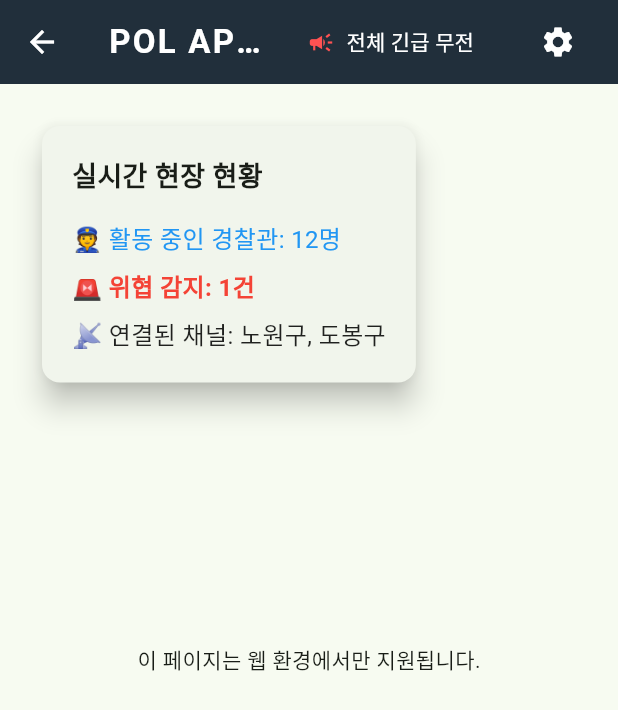
After one commit to Seunghwan-kwon/POLAPP, a Flutter app: the AdminDashboardPage screen opened directly, on a phone screen of 412 x 824 dp. The commit adds this screen. Shown: the top 710 px of the screen. Run offline on Flutter 3.47's test engine with Material 3 defaults, Android fonts, the phone set to English and light mode, and no system bars; our stand-ins replace geolocator, socket_io_client, web; missing offline and left inert: dart:js_interop, dart:ui_web, flutter_naver_map.

Commit message:
관리자 페이지 기본 틀 구현 및 네이버 맵 연동

```diff
--- /dev/null
+++ b/lib/pages/admin_dashboard_page.dart
@@ -0,0 +1,163 @@
+import 'dart:async'; // Timer 기능을 사용하기 위해 추가
+import 'package:flutter/material.dart';
+import 'package:flutter/foundation.dart'; // kIsWeb을 사용하기 위해 추가
+
+import 'package:web/web.dart' as web; // 브라우저의 HTML DOM(div 등)을 조작하기 위해 추가
+import 'dart:js_interop' as js; // Dart 코드에서 JavaScript 변수나 함수를 직접 호출하기 위해 추가
+import 'dart:js_interop_unsafe'; // JS 객체의 속성에 동적으로 접근하기 위해 추가
+import 'dart:ui_web' as ui_web; // 플러터 웹 화면 안에 HTML 요소를 등록하기 위해 추가
+
+class AdminDashboardPage extends StatefulWidget {
+  const AdminDashboardPage({super.key});
+
+  @override
+  State<AdminDashboardPage> createState() => _AdminDashboardPageState();
+}
+
+class _AdminDashboardPageState extends State<AdminDashboardPage> {
+  // HtmlElementView와 실제 생성할 HTML div 요소를 연결해주는 고유 식별자(ID)
+  final String _viewId = 'naver-map-web-view';
+
+  @override
+  void initState() {
+    super.initState();
+
+    // 현재 환경이 웹일 경우에만 HTML 요소를 생성하고 등록
+    if (kIsWeb) {
+      ui_web.platformViewRegistry.registerViewFactory(_viewId, (int viewId) {
+
+        // 브라우저 화면에 지도를 담을 빈 HTML <div> 태그를 생성
+        final web.HTMLDivElement div = web.HTMLDivElement()
+          ..id = 'map' // 나중에 JS에서 이 요소를 찾기 위해 id를 'map'으로 지정
+          ..style.width = '100%' // 화면 너비 100%
+          ..style.height = '100%'; // 화면 높이 100%
+
+        // 플러터가 위에서 만든 div를 화면(DOM)에 완전히 그릴 때까지 기다린 후 지도를 띄움
+        _waitForMapDivAndInitialize(div);
+
+        // 생성된 div 요소를 플러터 프레임워크에 반환하여 렌더링합니다.
+        return div;
+      });
+    }
+  }
+
+  /// HTML 요소 렌더링 대기 (경쟁 상태 방지)
+  /// 컴퓨터 성능이나 네트워크에 따라 HTML div가 화면에 그려지는 속도가 다를 수 있음
+  /// div가 존재하지 않는데 지도를 띄우려 하면 에러가 발생하므로, 확실히 그려졌는지 확인하는 함수
+  void _waitForMapDivAndInitialize(web.HTMLDivElement div) {
+    // 0.05초(50ms) 간격으로 화면을 계속 확인
+    Timer.periodic(const Duration(milliseconds: 50), (timer) {
+      // 브라우저 문서 전체에서 id가 'map'인 요소를 찾음
+      final element = web.document.getElementById('map');
+
+      // 요소가 찾아졌다면 (화면에 div가 성공적으로 그려졌다면)
+      if (element != null) {
+        timer.cancel(); // 더 이상의 확인 작업(타이머)을 중지
+        _initializeNaverMap(div); // 안전하게 네이버 지도 초기화를 시작
+      }
+    });
+  }
+
+  /// 네이버 지도 객체 생성 및 JS 연동
+  /// dart:js_interop을 활용하여 index.html에 추가된 네이버 지도 JS API를 호출
+  void _initializeNaverMap(web.HTMLDivElement div) {
+    // 브라우저의 전역 객체(window)에서 'naver' 객체를 가져옴
+    final naver = js.globalContext['naver'] as js.JSObject?;
+
+    // index.html에 네이버 지도 스크립트가 정상적으로 로드되었는지 확인
+    if (naver != null) {
+      // naver.maps 객체에 접근
+      final maps = naver['maps'] as js.JSObject;
+
+      // 중심 좌표 설정 (광운대학교)
+      final center = maps.callMethod('LatLng'.toJS, 37.6194.toJS, 127.0598.toJS);
+
+      // 지도의 초기 옵션(줌 레벨, 중심 좌표 등)을 JS 객체 형태로 변환
+      final mapOptions = {
+        'center': center,
+        'zoom': 13.toJS,
+      }.jsify();
+
+      // JS의 "new naver.maps.Map(div, options)"를 실행하는 것과 동일한 코드
+      final mapConstructor = maps['Map'] as js.JSFunction;
+      final mapInstance = mapConstructor.callAsConstructor(div as js.JSAny, mapOptions as js.JSAny);
+
+      // 추후 WebSocket으로 현장 경찰관의 위치를 수신했을 때 지도를 제어(마커 찍기 등)할 수 있도록,
+      // 생성된 지도 객체를 전역 변수(window.adminMap)로 임시 저장
+      js.globalContext['adminMap'] = mapInstance;
+    } else {
+      debugPrint('⚠️ [Error] 네이버 지도 스크립트(index.html)를 찾을 수 없습니다.');
+    }
+  }
+
+  @override
+  Widget build(BuildContext context) {
+    return Scaffold(
+      // [상단 앱바] 관리자 페이지(상황실) 스타일의 어두운 UI 적용
+      appBar: AppBar(
+        title: const Text(
+          'POL APP - 종합 상황실 대시보드',
+          style: TextStyle(fontWeight: FontWeight.bold, letterSpacing: 1.5),
+        ),
+        backgroundColor: const Color(0xFF1E293B),
+        foregroundColor: Colors.white,
+        elevation: 4,
+        actions: [
+          // 전체 무전 버튼 (향후 백엔드 WebSocket 연결을 통해 전체 방송 기능 구현 예정)
+          TextButton.icon(
+            onPressed: () {
+              // TODO: 전체 관할 구역에 긴급 무전(이벤트)을 전송하는 로직 추가
+            },
+            icon: const Icon(Icons.campaign, color: Colors.redAccent),
+            label: const Text('전체 긴급 무전', style: TextStyle(color: Colors.white)),
+          ),
+          const SizedBox(width: 16),
+          IconButton(
+            icon: const Icon(Icons.settings),
+            onPressed: () {},
+            tooltip: '시스템 설정',
+          ),
+          const SizedBox(width: 16),
+        ],
+      ),
+
+      body: Stack(
+        children: [
+          // [레이어 1: 지도 영역] 화면 전체를 꽉 채우는 배경
+          Positioned.fill(
+            child: kIsWeb
+                // 웹 환경에서는 우리가 위에서 정의한 HTML 뷰(_viewId)를 렌더링
+                ? HtmlElementView(viewType: _viewId)
+                // 모바일 환경에서 잘못 호출되었을 경우를 대비한 안전 장치
+                : const Center(child: Text('이 페이지는 웹 환경에서만 지원됩니다.')),
+          ),
+
+          // [레이어 2: 실시간 현황판 오버레이] 지도 좌측 상단에 떠 있는 상황 요약 카드
+          Positioned(
+            top: 24,
+            left: 24,
+            child: Card(
+              elevation: 8, // 카드에 그림자 효과 부여
+              shape: RoundedRectangleBorder(borderRadius: BorderRadius.circular(12)),
+              child: const Padding(
+                padding: EdgeInsets.all(20.0),
+                child: Column(
+                  crossAxisAlignment: CrossAxisAlignment.start,
+                  children: [
+                    Text('실시간 현장 현황', style: TextStyle(fontSize: 18, fontWeight: FontWeight.bold)),
+                    SizedBox(height: 16),
+                    Text('👮 활동 중인 경찰관: 12명', style: TextStyle(fontSize: 16, color: Colors.blue)),
+                    SizedBox(height: 8),
+                    Text('🚨 위협 감지: 1건', style: TextStyle(fontSize: 16, color: Colors.red, fontWeight: FontWeight.bold)),
+                    SizedBox(height: 8),
+                    Text('📡 연결된 채널: 노원구, 도봉구', style: TextStyle(fontSize: 16, color: Colors.black87)),
+                  ],
+                ),
+              ),
+            ),
+          )
+        ],
+      ),
+    );
+  }
+}
--- a/pubspec.yaml
+++ b/pubspec.yaml
@@ -14,6 +14,8 @@ dependencies:
   flutter_naver_map: ^1.4.4
   geolocator: ^14.0.2
   socket_io_client: ^3.1.4
+  web: ^1.1.1
+  google_fonts: ^8.1.0
 
 dev_dependencies:
   flutter_test:
```
Also changed, not shown: lib/main.dart (+11 -5 lines), lib/pages/map_home_page.dart (+21 -6 lines), pubspec.lock, 2 other files.
